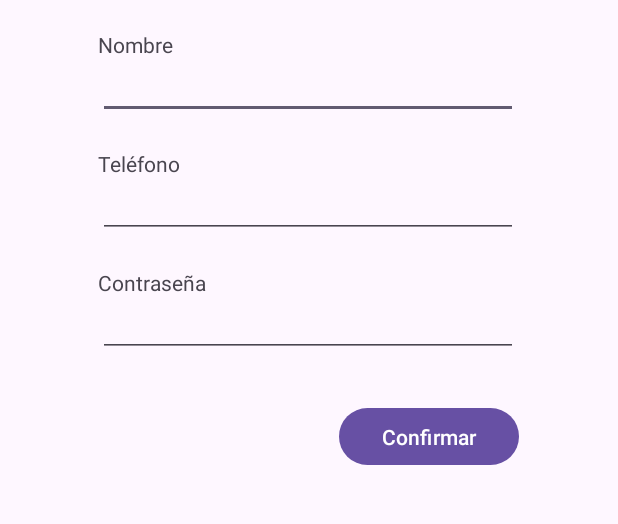
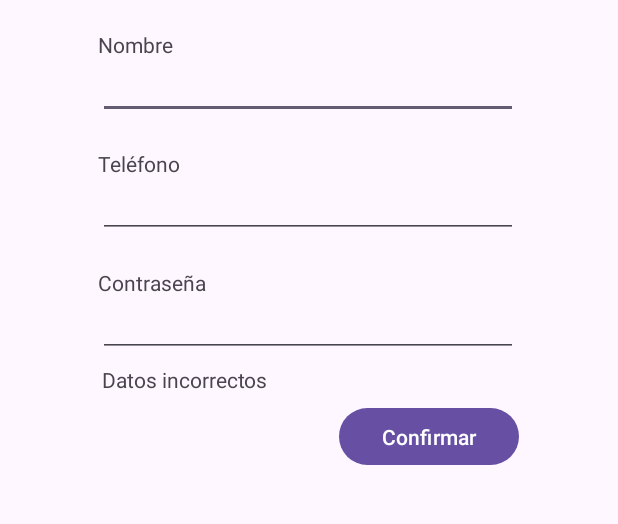
Before and after one commit to ktr19/Spotterly, an Android app: the RegistroActivity screen opened directly, with no data from a screen before it, on a phone screen of 412 x 824 dp, the part 433-957 px from its top. Run offline under Robolectric (Android 15) with nearby library versions, the phone set to English and light mode, and no system bars.

Commit message:
Label incorrcto subido "lbIncorrecto"

```diff
--- a/app/src/main/res/layout/activity_registro.xml
+++ b/app/src/main/res/layout/activity_registro.xml
@@ -94,4 +94,14 @@
         android:text="Confirmar"
         app:layout_constraintStart_toStartOf="parent"
         app:layout_constraintTop_toBottomOf="@+id/txtContrasena" />
+
+    <TextView
+        android:id="@+id/lbIncorrecto"
+        android:layout_width="wrap_content"
+        android:layout_height="wrap_content"
+        android:layout_marginStart="68dp"
+        android:layout_marginTop="5dp"
+        android:text="Datos incorrectos"
+        app:layout_constraintStart_toStartOf="parent"
+        app:layout_constraintTop_toBottomOf="@+id/txtContrasena" />
 </androidx.constraintlayout.widget.ConstraintLayout>
```
